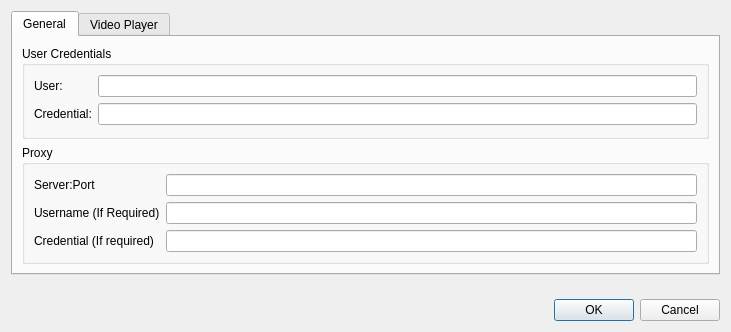
Old version of the form preferencesdlg.ui in the repository h3r3x3/XLCloudClient.
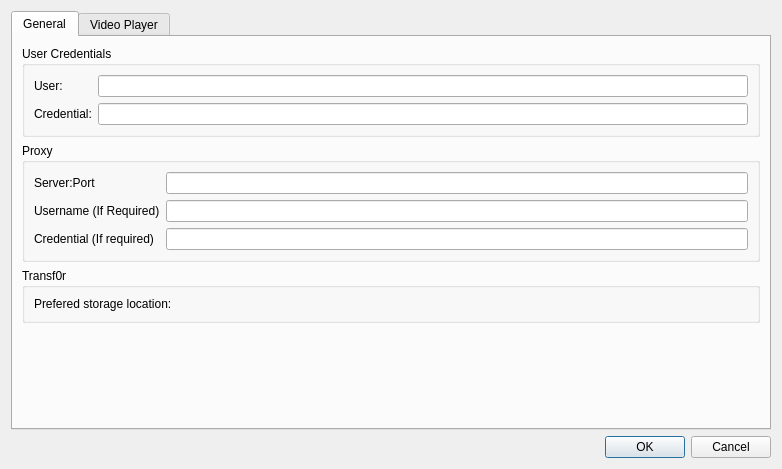
New version of the form. Custom widgets are drawn as their Qt base class.

```diff
--- a/preferencesdlg.ui
+++ b/preferencesdlg.ui
@@ -6,8 +6,8 @@
    <rect>
     <x>0</x>
     <y>0</y>
-    <width>731</width>
-    <height>332</height>
+    <width>782</width>
+    <height>469</height>
    </rect>
   </property>
   <property name="windowTitle">
@@ -96,6 +96,38 @@
          </layout>
         </widget>
        </item>
+       <item>
+        <widget class="QGroupBox" name="groupBox_3">
+         <property name="title">
+          <string>Transf0r</string>
+         </property>
+         <layout class="QGridLayout" name="gridLayout_4">
+          <item row="0" column="0">
+           <widget class="QLabel" name="label_5">
+            <property name="text">
+             <string>Prefered storage location:</string>
+            </property>
+           </widget>
+          </item>
+          <item row="0" column="1">
+           <widget class="FileSelectorLine" name="storageLocation" native="true"/>
+          </item>
+         </layout>
+        </widget>
+       </item>
+       <item>
+        <spacer name="verticalSpacer_2">
+         <property name="orientation">
+          <enum>Qt::Vertical</enum>
+         </property>
+         <property name="sizeHint" stdset="0">
+          <size>
+           <width>20</width>
+           <height>40</height>
+          </size>
+         </property>
+        </spacer>
+       </item>
       </layout>
      </widget>
      <widget class="QWidget" name="tab_2">
@@ -159,19 +191,6 @@
      </widget>
     </widget>
    </item>
-   <item>
-    <spacer name="verticalSpacer_2">
-     <property name="orientation">
-      <enum>Qt::Vertical</enum>
-     </property>
-     <property name="sizeHint" stdset="0">
-      <size>
-       <width>20</width>
-       <height>40</height>
-      </size>
-     </property>
-    </spacer>
-   </item>
    <item>
     <widget class="QDialogButtonBox" name="buttonBox">
      <property name="orientation">
@@ -184,6 +203,13 @@
    </item>
   </layout>
  </widget>
+ <customwidgets>
+  <customwidget>
+   <class>FileSelectorLine</class>
+   <extends>QWidget</extends>
+   <header>fileselectorline.h</header>
+  </customwidget>
+ </customwidgets>
  <resources/>
  <connections>
   <connection>
```
Left out of the diff: 20 changed lines with no effect on the pictures.
